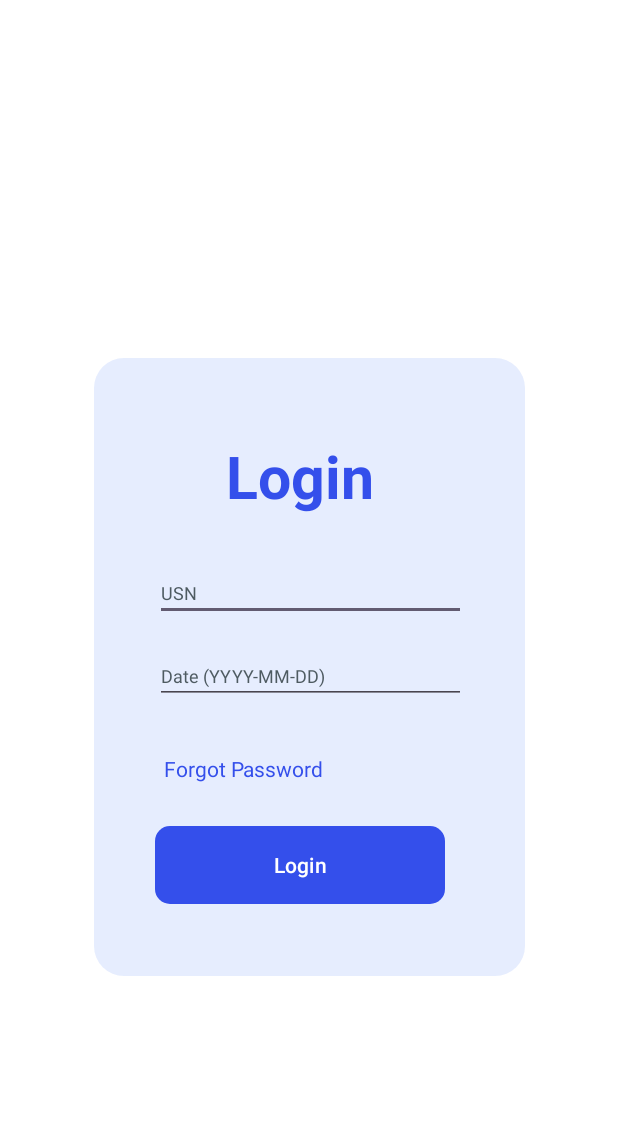
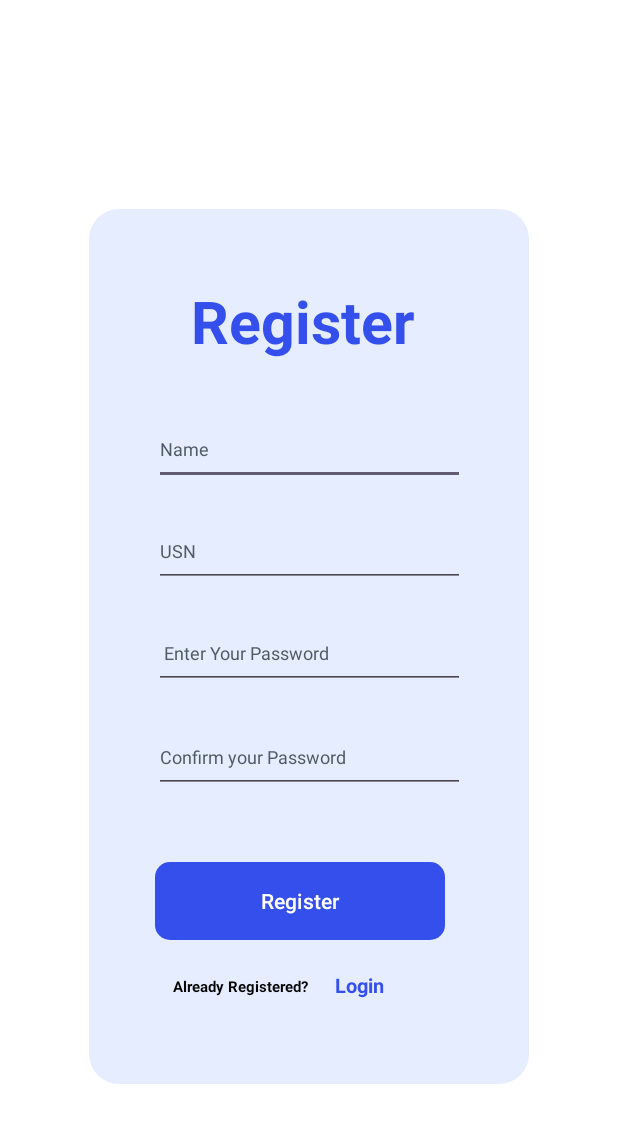
Before and after one commit to Ajay-Lobo/tutionNotes, an Android app: the screen it shows after launch (MainActivity), on a phone screen of 412 x 824 dp. Shown: the top 1123 px of the screen. Run offline under Robolectric (Android 15) with nearby library versions, the phone set to English and light mode, and no system bars.

Commit message:
second edit

```diff
--- a/app/src/main/AndroidManifest.xml
+++ b/app/src/main/AndroidManifest.xml
@@ -13,6 +13,12 @@
         android:theme="@style/Theme.OnlineNotes"
         tools:targetApi="31">
         <activity
+            android:name=".LoginActivity"
+            android:exported="false" />
+        <activity
+            android:name=".Dashborad"
+            android:exported="false" />
+        <activity
             android:name=".MainActivity"
             android:exported="true">
             <intent-filter>
--- a/app/src/main/java/com/example/onlinenotes/MainActivity.java
+++ b/app/src/main/java/com/example/onlinenotes/MainActivity.java
@@ -7,41 +7,76 @@ import android.os.Bundle;
 import android.view.View;
 import android.widget.Button;
 import android.widget.EditText;
+import android.widget.TextView;
+import android.widget.Toast;
 
 public class MainActivity extends AppCompatActivity {
-     EditText usernameEditText,passwordEditText;
+     EditText usernameEditText,passwordEditText1,passwordEditText2,name1;
+     TextView loginPress;
     Button loginButton;
+    Database1 database1;
     @Override
     protected void onCreate(Bundle savedInstanceState) {
         super.onCreate(savedInstanceState);
         setContentView(R.layout.activity_main);
-        usernameEditText = findViewById(R.id.editTextText);
-        passwordEditText = findViewById(R.id.editTextDate);
+        name1 = findViewById(R.id.editTextText);
+        usernameEditText= findViewById(R.id.editTextName);
+        passwordEditText1 = findViewById(R.id.editTextPass1);
+        passwordEditText2 = findViewById(R.id.editTextPass2);
+        loginPress = findViewById(R.id.LoginView2);
+
         loginButton = findViewById(R.id.loginButton);
+//        database calling
+        database1 = new Database1(getApplicationContext());
+        //linking another page
+        loginPress.setOnClickListener(new View.OnClickListener() {
+            @Override
+            public void onClick(View view) {
+                Intent intent = new Intent(MainActivity.this, LoginActivity.class);
+                startActivity(intent);
+
+            }
+        });
         loginButton.setOnClickListener(new View.OnClickListener() {
             @Override
             public void onClick(View view) {
                 // Get username and password from EditTexts
+                String name = name1.getText().toString();
                 String username = usernameEditText.getText().toString();
-                String password = passwordEditText.getText().toString();
+                String password = passwordEditText1.getText().toString();
+                String confirmPassword = passwordEditText2.getText().toString();
+                    if(name.length()<4) {
+                        //error messages
+                        Toast.makeText(getApplicationContext(),"Name is Short",Toast.LENGTH_SHORT).show();
+                    }
+                    else if(password.length()<6){
+                        Toast.makeText(getApplicationContext(),"Password is Short",Toast.LENGTH_SHORT).show();
+
+                    }
+               else if(!password.equalsIgnoreCase(confirmPassword)){
+                        Toast.makeText(getApplicationContext(),"Password doesn't match",Toast.LENGTH_SHORT).show();
+                    }
+               else {
+                        if (database1.registerData(name, username, password)) {
+                            Toast.makeText(getApplicationContext(), "Registered Successfully", Toast.LENGTH_SHORT).show();
+                            navigateToLogin();
+                        }
+                        else{
+                            Toast.makeText(getApplicationContext(), "Registered Failed", Toast.LENGTH_SHORT).show();
+                        }
+                    }
+                    }
+
 
                 // Perform login validation (example: check against hardcoded credentials)
-                if (isValidCredentials(username, password)) {
-                    navigateToDashboard();
-                    // Successful login action (e.g., navigate to another activity)
-                } else {
-                    // Handle unsuccessful login (e.g., show an error message)
-                }
-            }
 
-            private boolean isValidCredentials(String username, String password) {
-                return username.equals("your_username") && password.equals("your_password");
-            }
+
+
         });
     }
 
-    private void navigateToDashboard() {
-        Intent intent = new Intent(MainActivity.this, .class);
+    private void navigateToLogin() {
+        Intent intent = new Intent(MainActivity.this, LoginActivity.class);
         startActivity(intent);
         finish();
     }
--- a/app/src/main/res/layout/activity_main.xml
+++ b/app/src/main/res/layout/activity_main.xml
@@ -10,8 +10,8 @@
 
 
     <androidx.constraintlayout.widget.ConstraintLayout
-        android:layout_width="287dp"
-        android:layout_height="412dp"
+        android:layout_width="293dp"
+        android:layout_height="583dp"
         android:background="@drawable/bg_color"
         app:layout_constraintBottom_toBottomOf="parent"
         app:layout_constraintEnd_toEndOf="parent"
@@ -22,11 +22,11 @@
 
         <TextView
             android:id="@+id/textView"
-            android:layout_width="137dp"
+            android:layout_width="150dp"
             android:layout_height="68dp"
-            android:layout_marginStart="88dp"
-            android:layout_marginTop="52dp"
-            android:text="@string/login"
+            android:layout_marginStart="68dp"
+            android:layout_marginTop="48dp"
+            android:text="@string/register"
             android:textColor="@color/blue"
             android:textSize="39sp"
             android:textStyle="bold"
@@ -37,8 +37,25 @@
         <EditText
             android:id="@+id/editTextText"
             android:layout_width="207dp"
-            android:layout_height="35dp"
+            android:layout_height="48dp"
             android:layout_marginTop="20dp"
+            android:ems="10"
+            android:hint="Name"
+            android:inputType="text"
+            android:textColor="@color/black"
+            android:textColorHint="#E83F4C51"
+            android:textSize="12sp"
+            app:layout_constraintEnd_toEndOf="parent"
+            app:layout_constraintHorizontal_bias="0.506"
+            app:layout_constraintStart_toStartOf="parent"
+            app:layout_constraintTop_toBottomOf="@+id/textView"
+            tools:ignore="DuplicateClickableBoundsCheck" />
+
+        <EditText
+            android:id="@+id/editTextName"
+            android:layout_width="207dp"
+            android:layout_height="48dp"
+            android:layout_marginTop="88dp"
             android:ems="10"
             android:hint="USN"
             android:inputType="text"
@@ -46,23 +63,39 @@
             android:textColorHint="#E83F4C51"
             android:textSize="12sp"
             app:layout_constraintEnd_toEndOf="parent"
-            app:layout_constraintHorizontal_bias="0.506"
+            app:layout_constraintHorizontal_bias="0.505"
             app:layout_constraintStart_toStartOf="parent"
             app:layout_constraintTop_toBottomOf="@+id/textView" />
 
         <EditText
-            android:id="@+id/editTextDate"
+            android:id="@+id/editTextPass1"
             android:layout_width="207dp"
-            android:layout_height="35dp"
-            android:layout_marginTop="20dp"
+            android:layout_height="48dp"
+            android:layout_marginTop="88dp"
             android:ems="10"
-            android:hint="Date (YYYY-MM-DD)"
+            android:hint=" Enter Your Password"
             android:inputType="textPassword"
             android:textColor="@color/black"
             android:textColorHint="#E83F4C51"
             android:textSize="12sp"
             app:layout_constraintEnd_toEndOf="parent"
-            app:layout_constraintHorizontal_bias="0.512"
+            app:layout_constraintHorizontal_bias="0.505"
+            app:layout_constraintStart_toStartOf="parent"
+            app:layout_constraintTop_toBottomOf="@+id/editTextText" />
+
+        <EditText
+            android:id="@+id/editTextPass2"
+            android:layout_width="207dp"
+            android:layout_height="48dp"
+            android:layout_marginTop="157dp"
+            android:ems="10"
+            android:hint="Confirm your Password"
+            android:inputType="textPassword"
+            android:textColor="@color/black"
+            android:textColorHint="#E83F4C51"
+            android:textSize="12sp"
+            app:layout_constraintEnd_toEndOf="parent"
+            app:layout_constraintHorizontal_bias="0.505"
             app:layout_constraintStart_toStartOf="parent"
             app:layout_constraintTop_toBottomOf="@+id/editTextText" />
 
@@ -70,30 +103,46 @@
             android:id="@+id/loginButton"
             android:layout_width="193dp"
             android:layout_height="52dp"
-            android:layout_marginBottom="48dp"
+            android:layout_marginBottom="96dp"
             android:background="@drawable/rounded_button"
             android:clickable="true"
             android:focusable="true"
-            android:text="Login"
+            android:radius="16dp"
+            android:text="Register"
             android:textColor="@color/white"
-            android:radius="16dp"
             app:layout_constraintBottom_toBottomOf="parent"
             app:layout_constraintEnd_toEndOf="parent"
-            app:layout_constraintHorizontal_bias="0.436"
+            app:layout_constraintHorizontal_bias="0.44"
             app:layout_constraintStart_toStartOf="parent" />
 
         <TextView
-            android:id="@+id/textView3"
-            android:layout_width="wrap_content"
-            android:layout_height="wrap_content"
-            android:text="Forgot Password"
+            android:id="@+id/LoginView"
+            android:gravity="center_vertical"
+            android:layout_width="131dp"
+            android:layout_height="21dp"
+            android:layout_marginStart="56dp"
+            android:layout_marginTop="508dp"
+            android:text="@string/all"
+            android:textColor="@color/black"
+            android:textSize="10sp"
+            android:textStyle="bold"
+            app:layout_constraintStart_toStartOf="parent"
+            app:layout_constraintTop_toTopOf="parent"
+            tools:ignore="TextSizeCheck" />
+
+        <TextView
+            android:id="@+id/LoginView2"
+            android:layout_width="131dp"
+            android:layout_height="21dp"
+            android:layout_marginStart="164dp"
+            android:layout_marginTop="508dp"
+            android:text="@string/login"
             android:textColor="@color/blue"
-            app:layout_constraintBottom_toBottomOf="parent"
-            app:layout_constraintEnd_toEndOf="parent"
-            app:layout_constraintHorizontal_bias="0.26"
+            android:textSize="13sp"
+            android:textStyle="bold"
             app:layout_constraintStart_toStartOf="parent"
-            app:layout_constraintTop_toBottomOf="@+id/editTextDate"
-            app:layout_constraintVertical_bias="0.204" />
+            app:layout_constraintTop_toTopOf="parent"
+            tools:ignore="TextSizeCheck" />
 
     </androidx.constraintlayout.widget.ConstraintLayout>
 </androidx.constraintlayout.widget.ConstraintLayout>
--- a/app/src/main/res/values/strings.xml
+++ b/app/src/main/res/values/strings.xml
@@ -2,4 +2,6 @@
     <string name="app_name">Online Notes</string>
     <string name="button">Button</string>
     <string name="login">Login</string>
+    <string name="register">Register</string>
+    <string name="all">Already Registered?</string>
 </resources>
```
Also changed, not shown: app/src/main/java/com/example/onlinenotes/Dashborad.java (added, +14 -0 lines), app/src/main/java/com/example/onlinenotes/Database1.java (+29 -1 lines), app/src/main/java/com/example/onlinenotes/LoginActivity.java (added, +14 -0 lines), app/src/main/res/layout/activity_dashborad.xml (added, +9 -0 lines), app/src/main/res/layout/activity_login.xml (renamed from app/src/main/res/layout/dahboard.xml, +5 -3 lines).
